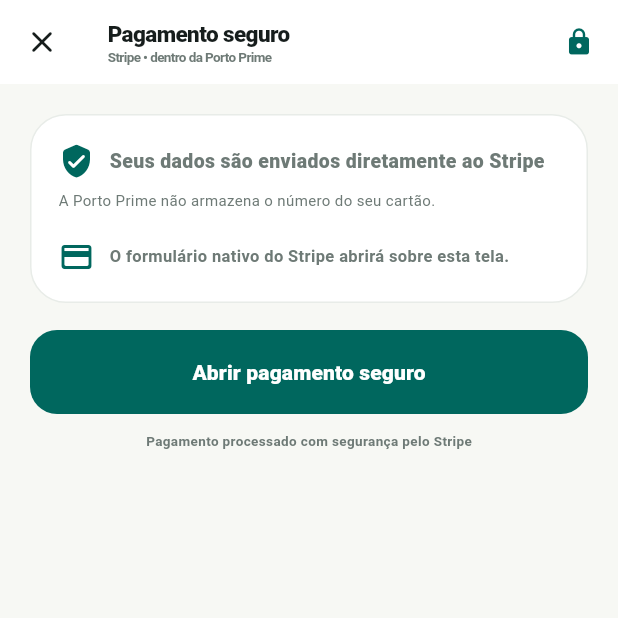
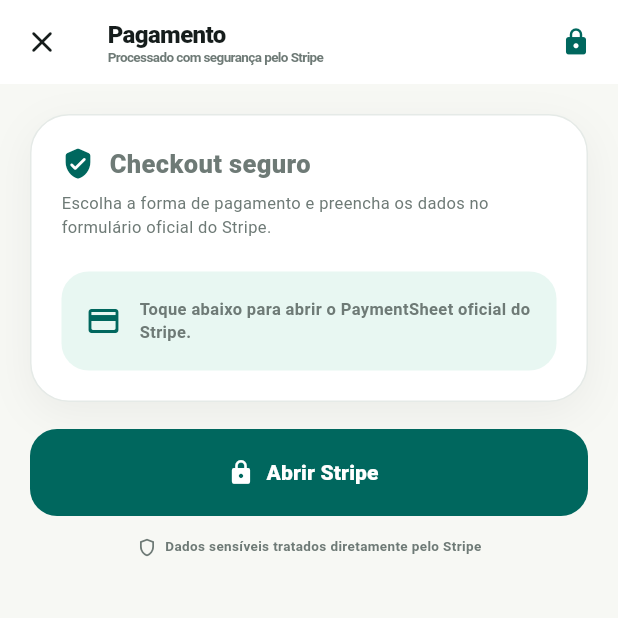
Before and after one commit to faxada88/porto-prime, a Flutter app: the StripeCheckoutPage screen opened directly with empty values, on a phone screen of 412 x 824 dp, the top half of it. Run offline on Flutter 3.47's test engine with Material 3 defaults, Android fonts, the phone set to English and light mode, and no system bars; missing offline and left inert: flutter_stripe, flutter_stripe_web; network calls fail.

Commit message:
fix(payments): use official Stripe Payment Element on web

```diff
--- a/apps/mobile/lib/features/checkout/presentation/pages/stripe_checkout_page.dart
+++ b/apps/mobile/lib/features/checkout/presentation/pages/stripe_checkout_page.dart
@@ -1,6 +1,7 @@
 import 'package:flutter/foundation.dart';
 import 'package:flutter/material.dart';
 import 'package:flutter_stripe/flutter_stripe.dart';
+import 'package:flutter_stripe_web/flutter_stripe_web.dart';
 import '../../../../core/state/app_state.dart';
 import '../../../../core/theme/app_theme.dart';
 
@@ -11,134 +12,244 @@
     required this.publishableKey,
     required this.orderId,
   });
+
   final String clientSecret;
   final String publishableKey;
   final String orderId;
 
   @override
-  State<StripeCheckoutPage> createState()=>_StripeCheckoutPageState();
+  State<StripeCheckoutPage> createState() => _StripeCheckoutPageState();
 }
 
 class _StripeCheckoutPageState extends State<StripeCheckoutPage> {
-  bool ready=false;
-  bool paying=false;
-  bool cardComplete=false;
+  bool ready = false;
+  bool paying = false;
   String? error;
 
   @override
-  void initState(){
+  void initState() {
     super.initState();
     _configure();
   }
 
-  Future<void> _configure()async{
-    try{
-      Stripe.publishableKey=widget.publishableKey;
+  Future<void> _configure() async {
+    try {
+      Stripe.publishableKey = widget.publishableKey;
       await Stripe.instance.applySettings();
-      if(!kIsWeb){
+
+      if (!kIsWeb) {
         await Stripe.instance.initPaymentSheet(
-          paymentSheetParameters:SetupPaymentSheetParameters(
-            paymentIntentClientSecret:widget.clientSecret,
-            merchantDisplayName:'Porto Prime',
-            style:ThemeMode.light,
+          paymentSheetParameters: SetupPaymentSheetParameters(
+            paymentIntentClientSecret: widget.clientSecret,
+            merchantDisplayName: 'Porto Prime',
+            style: ThemeMode.light,
+            appearance: const PaymentSheetAppearance(),
           ),
         );
       }
-      if(mounted)setState(()=>ready=true);
-    }catch(e){
-      if(mounted)setState(()=>error=_message(e));
+
+      if (mounted) setState(() => ready = true);
+    } catch (e) {
+      if (mounted) setState(() => error = _message(e));
     }
   }
 
-  String _message(Object e){
-    if(e is StripeException)return e.error.localizedMessage??'Não foi possível iniciar o pagamento.';
-    return e.toString().replaceFirst('Exception: ','');
+  String _message(Object e) {
+    if (e is StripeException) {
+      return e.error.localizedMessage ?? 'Não foi possível iniciar o pagamento.';
+    }
+    return e.toString().replaceFirst('Exception: ', '');
   }
 
-  Future<void> _pay()async{
-    if(paying)return;
-    setState(() { paying=true; error=null; });
-    try{
-      if(kIsWeb){
-        await Stripe.instance.confirmPayment(
-          paymentIntentClientSecret:widget.clientSecret,
-          data:PaymentMethodParams.card(
-            paymentMethodData:PaymentMethodData(),
+  Future<void> _pay() async {
+    if (paying || !ready) return;
+    setState(() {
+      paying = true;
+      error = null;
+    });
+
+    try {
+      if (kIsWeb) {
+        await WebStripe.instance.confirmPaymentElement(
+          const ConfirmPaymentElementOptions(
+            redirect: PaymentConfirmationRedirect.ifRequired,
+            confirmParams: ConfirmPaymentParams(return_url: ''),
           ),
         );
-      }else{
+      } else {
         await Stripe.instance.presentPaymentSheet();
       }
 
-      final paid=await AppState.instance.refreshPayment(widget.orderId);
-      if(!mounted)return;
-      if(paid){
-        Navigator.pop(context,true);
-      }else{
-        setState(() { paying=false; error='Pagamento processado. Aguardando confirmação segura do Stripe; tente atualizar em alguns segundos.'; });
+      final paid = await AppState.instance.refreshPayment(widget.orderId);
+      if (!mounted) return;
+
+      if (paid) {
+        Navigator.pop(context, true);
+      } else {
+        setState(() {
+          paying = false;
+          error = 'Pagamento enviado ao Stripe. A confirmação está sendo processada.';
+        });
       }
-    }on StripeException catch(e){
-      if(!mounted)return;
-      final canceled=e.error.code==FailureCode.Canceled;
-      setState(() { paying=false; error=canceled?null:(e.error.localizedMessage??'Pagamento não concluído.'); });
-    }catch(e){
-      if(mounted)setState(() { paying=false; error=_message(e); });
+    } on StripeException catch (e) {
+      if (!mounted) return;
+      final canceled = e.error.code == FailureCode.Canceled;
+      setState(() {
+        paying = false;
+        error = canceled ? null : (e.error.localizedMessage ?? 'Pagamento não concluído.');
+      });
+    } catch (e) {
+      if (mounted) {
+        setState(() {
+          paying = false;
+          error = _message(e);
+        });
+      }
     }
   }
 
   @override
-  Widget build(BuildContext context)=>Scaffold(
-    backgroundColor:AppColors.canvas,
-    appBar:AppBar(
-      backgroundColor:Colors.white,surfaceTintColor:Colors.white,elevation:0,
-      leading:IconButton(onPressed:paying?null:()=>Navigator.pop(context,false),icon:const Icon(Icons.close_rounded)),
-      title:const Column(crossAxisAlignment:CrossAxisAlignment.start,children:[
-        Text('Pagamento seguro',style:TextStyle(fontSize:15,fontWeight:FontWeight.w900)),
-        Text('Stripe • dentro da Porto Prime',style:TextStyle(fontSize:9,color:AppColors.muted,fontWeight:FontWeight.w600)),
-      ]),
-      actions:[const Padding(padding:EdgeInsets.only(right:16),child:Icon(Icons.lock_rounded,color:AppColors.oceanDeep,size:20))],
+  Widget build(BuildContext context) {
+    return Scaffold(
+      backgroundColor: AppColors.canvas,
+      appBar: AppBar(
+        backgroundColor: Colors.white,
+        surfaceTintColor: Colors.white,
+        elevation: 0,
+        leading: IconButton(
+          onPressed: paying ? null : () => Navigator.pop(context, false),
+          icon: const Icon(Icons.close_rounded),
         ),
-    body:SafeArea(child:ListView(padding:const EdgeInsets.all(20),children:[
+        title: const Column(
+          crossAxisAlignment: CrossAxisAlignment.start,
+          children: [
+            Text('Pagamento', style: TextStyle(fontSize: 16, fontWeight: FontWeight.w900)),
+            Text('Processado com segurança pelo Stripe', style: TextStyle(fontSize: 9, color: AppColors.muted, fontWeight: FontWeight.w600)),
+          ],
+        ),
+        actions: const [
+          Padding(
+            padding: EdgeInsets.only(right: 18),
+            child: Icon(Icons.lock_rounded, color: AppColors.oceanDeep, size: 20),
+          ),
+        ],
+      ),
+      body: SafeArea(
+        child: Center(
+          child: ConstrainedBox(
+            constraints: const BoxConstraints(maxWidth: 560),
+            child: ListView(
+              padding: const EdgeInsets.fromLTRB(20, 20, 20, 30),
+              children: [
                 Container(
-        padding:const EdgeInsets.all(18),
-        decoration:BoxDecoration(color:Colors.white,borderRadius:BorderRadius.circular(24),border:Border.all(color:const Color(0xFFE8ECE8))),
-        child:Column(crossAxisAlignment:CrossAxisAlignment.start,children:[
-          const Row(children:[Icon(Icons.verified_user_rounded,color:AppColors.oceanDeep),SizedBox(width:10),Expanded(child:Text('Seus dados são enviados diretamente ao Stripe',style:TextStyle(fontSize:13,fontWeight:FontWeight.w900)))]),
-          const SizedBox(height:8),
-          const Text('A Porto Prime não armazena o número do seu cartão.',style:TextStyle(color:AppColors.muted,fontSize:10,height:1.4)),
-          if(kIsWeb)...[
-            const SizedBox(height:22),
-            const Text('Dados do cartão',style:TextStyle(fontSize:12,fontWeight:FontWeight.w900)),
-            const SizedBox(height:10),
-            Container(
-              padding:const EdgeInsets.symmetric(horizontal:12,vertical:6),
-              decoration:BoxDecoration(border:Border.all(color:const Color(0xFFDDE3DF)),borderRadius:BorderRadius.circular(14)),
-              child:CardField(
-                onCardChanged:(card){if(mounted)setState(()=>cardComplete=card?.complete??false);},
-                decoration:const InputDecoration(border:InputBorder.none),
+                  padding: const EdgeInsets.all(20),
+                  decoration: BoxDecoration(
+                    color: Colors.white,
+                    borderRadius: BorderRadius.circular(26),
+                    border: Border.all(color: const Color(0xFFE5EAE7)),
+                    boxShadow: const [
+                      BoxShadow(color: Color(0x0D000000), blurRadius: 24, offset: Offset(0, 8)),
+                    ],
+                  ),
+                  child: Column(
+                    crossAxisAlignment: CrossAxisAlignment.start,
+                    children: [
+                      const Row(
+                        children: [
+                          Icon(Icons.verified_user_rounded, color: AppColors.oceanDeep, size: 22),
+                          SizedBox(width: 10),
+                          Expanded(
+                            child: Text(
+                              'Checkout seguro',
+                              style: TextStyle(fontSize: 17, fontWeight: FontWeight.w900),
                             ),
                           ),
-          ]else...[
-            const SizedBox(height:18),
-            const Row(children:[Icon(Icons.credit_card_rounded,color:AppColors.oceanDeep),SizedBox(width:10),Expanded(child:Text('O formulário nativo do Stripe abrirá sobre esta tela.',style:TextStyle(fontSize:11,fontWeight:FontWeight.w700)))]),
                         ],
-        ]),
                       ),
-      if(error!=null)...[
-        const SizedBox(height:12),
-        Container(padding:const EdgeInsets.all(14),decoration:BoxDecoration(color:AppColors.sand,borderRadius:BorderRadius.circular(16)),child:Text(error!,style:const TextStyle(fontSize:10,height:1.4,fontWeight:FontWeight.w700))),
+                      const SizedBox(height: 6),
+                      const Text(
+                        'Escolha a forma de pagamento e preencha os dados no formulário oficial do Stripe.',
+                        style: TextStyle(color: AppColors.muted, fontSize: 11, height: 1.45),
+                      ),
+                      const SizedBox(height: 22),
+                      if (kIsWeb)
+                        PaymentElement(
+                          clientSecret: widget.clientSecret,
+                          autofocus: true,
+                          enablePostalCode: true,
+                          onCardChanged: (_) {},
+                        )
+                      else
+                        Container(
+                          width: double.infinity,
+                          padding: const EdgeInsets.symmetric(horizontal: 16, vertical: 18),
+                          decoration: BoxDecoration(
+                            color: AppColors.mint,
+                            borderRadius: BorderRadius.circular(18),
+                          ),
+                          child: const Row(
+                            children: [
+                              Icon(Icons.credit_card_rounded, color: AppColors.oceanDeep),
+                              SizedBox(width: 12),
+                              Expanded(
+                                child: Text(
+                                  'Toque abaixo para abrir o PaymentSheet oficial do Stripe.',
+                                  style: TextStyle(fontSize: 11, height: 1.4, fontWeight: FontWeight.w700),
+                                ),
+                              ),
                             ],
-      const SizedBox(height:18),
-      SizedBox(height:56,child:FilledButton(
-        style:FilledButton.styleFrom(backgroundColor:AppColors.oceanDeep,shape:RoundedRectangleBorder(borderRadius:BorderRadius.circular(18))),
-        onPressed:!ready||paying||(kIsWeb&&!cardComplete)?null:_pay,
-        child:paying
-          ?const SizedBox(width:22,height:22,child:CircularProgressIndicator(strokeWidth:2,color:Colors.white))
-          :Text(kIsWeb?'Pagar com cartão':'Abrir pagamento seguro',style:const TextStyle(fontWeight:FontWeight.w900)),
-      )),
-      if(!ready&&error==null)...[const SizedBox(height:12),const Center(child:CircularProgressIndicator())],
-      const SizedBox(height:12),
-      const Center(child:Text('Pagamento processado com segurança pelo Stripe',style:TextStyle(color:AppColors.muted,fontSize:9,fontWeight:FontWeight.w600))),
-    ])),
+                          ),
+                        ),
+                    ],
+                  ),
+                ),
+                if (error != null) ...[
+                  const SizedBox(height: 14),
+                  Container(
+                    padding: const EdgeInsets.all(14),
+                    decoration: BoxDecoration(color: AppColors.sand, borderRadius: BorderRadius.circular(16)),
+                    child: Text(error!, style: const TextStyle(fontSize: 10, height: 1.4, fontWeight: FontWeight.w700)),
+                  ),
+                ],
+                const SizedBox(height: 18),
+                SizedBox(
+                  height: 58,
+                  child: FilledButton.icon(
+                    style: FilledButton.styleFrom(
+                      backgroundColor: AppColors.oceanDeep,
+                      shape: RoundedRectangleBorder(borderRadius: BorderRadius.circular(18)),
+                    ),
+                    onPressed: !ready || paying ? null : _pay,
+                    icon: paying
+                        ? const SizedBox(width: 20, height: 20, child: CircularProgressIndicator(strokeWidth: 2, color: Colors.white))
+                        : const Icon(Icons.lock_rounded, size: 18),
+                    label: Text(
+                      paying ? 'Processando...' : (kIsWeb ? 'Confirmar pagamento seguro' : 'Abrir Stripe'),
+                      style: const TextStyle(fontWeight: FontWeight.w900),
+                    ),
+                  ),
+                ),
+                if (!ready && error == null) ...[
+                  const SizedBox(height: 14),
+                  const Center(child: CircularProgressIndicator()),
+                ],
+                const SizedBox(height: 14),
+                const Row(
+                  mainAxisAlignment: MainAxisAlignment.center,
+                  children: [
+                    Icon(Icons.shield_outlined, size: 14, color: AppColors.muted),
+                    SizedBox(width: 5),
+                    Text(
+                      'Dados sensíveis tratados diretamente pelo Stripe',
+                      style: TextStyle(color: AppColors.muted, fontSize: 9, fontWeight: FontWeight.w600),
+                    ),
+                  ],
+                ),
+              ],
+            ),
+          ),
+        ),
+      ),
     );
   }
+}
```
Lines whose indentation alone changed are shown as unchanged.
